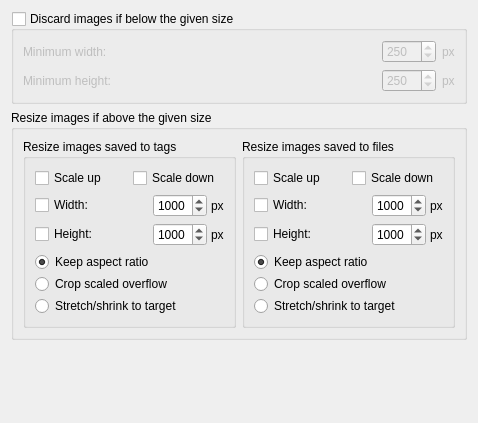
The window that ui/options_cover_processing.ui (metabrainz/picard) describes before a commit, drawn with Qt 5.
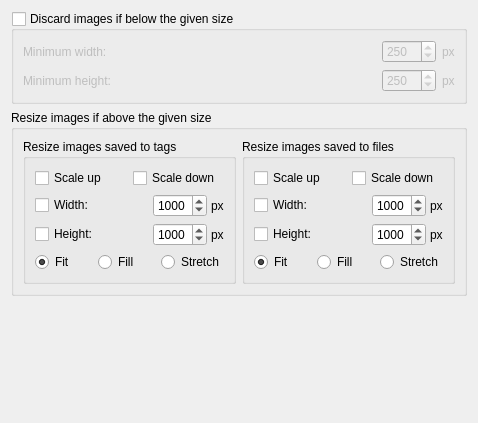
The same window after the commit.

Patch:
```diff
--- a/ui/options_cover_processing.ui
+++ b/ui/options_cover_processing.ui
@@ -309,7 +309,7 @@
          </item>
          <item>
           <widget class="QWidget" name="tags_resize_mode" native="true">
-           <layout class="QVBoxLayout" name="verticalLayout_5">
+           <layout class="QHBoxLayout" name="horizontalLayout_10">
             <property name="spacing">
              <number>2</number>
             </property>
@@ -331,7 +331,7 @@
                <string>&lt;html&gt;&lt;head/&gt;&lt;body&gt;&lt;p&gt;Keep the original aspect ratio of the image.&lt;/p&gt;&lt;p&gt;For example, a 2000x1000 image resized to 1000x1000 would adjust to 1000x500.&lt;/p&gt;&lt;/body&gt;&lt;/html&gt;</string>
               </property>
               <property name="text">
-               <string>Keep aspect ratio</string>
+               <string>Fit</string>
               </property>
               <property name="checked">
                <bool>true</bool>
@@ -344,7 +344,7 @@
                <string>&lt;html&gt;&lt;head/&gt;&lt;body&gt;&lt;p&gt;Resize the image while keeping aspect ratio, then center crop any excess. &lt;/p&gt;&lt;p&gt;For example, a 500x1000 image resized to 1000x1000 would first scale up to 1000x2000, then the excess height would be cropped to make it 1000x1000.&lt;/p&gt;&lt;/body&gt;&lt;/html&gt;</string>
               </property>
               <property name="text">
-               <string>Crop scaled overflow</string>
+               <string>Fill</string>
               </property>
              </widget>
             </item>
@@ -354,7 +354,7 @@
                <string>&lt;html&gt;&lt;head/&gt;&lt;body&gt;&lt;p&gt;Stretch the image to exactly fit the specified dimensions, modifying the aspect ratio if necessary.&lt;/p&gt;&lt;p&gt;For example, a 2000x1000 image resized to 1000x1000 would shrink to fit, altering the original proportions.&lt;/p&gt;&lt;/body&gt;&lt;/html&gt;</string>
               </property>
               <property name="text">
-               <string>Stretch/shrink to target</string>
+               <string>Stretch</string>
               </property>
              </widget>
             </item>
@@ -524,7 +524,7 @@
          </item>
          <item>
           <widget class="QWidget" name="file_resize_mode" native="true">
-           <layout class="QVBoxLayout" name="verticalLayout_6">
+           <layout class="QHBoxLayout" name="horizontalLayout_11">
             <property name="spacing">
              <number>2</number>
             </property>
@@ -546,7 +546,7 @@
                <string>&lt;html&gt;&lt;head/&gt;&lt;body&gt;&lt;p&gt;Keep the original aspect ratio of the image.&lt;/p&gt;&lt;p&gt;For example, a 2000x1000 image resized to 1000x1000 would adjust to 1000x500.&lt;/p&gt;&lt;/body&gt;&lt;/html&gt;</string>
               </property>
               <property name="text">
-               <string>Keep aspect ratio</string>
+               <string>Fit</string>
               </property>
               <property name="checked">
                <bool>true</bool>
@@ -559,7 +559,7 @@
                <string>&lt;html&gt;&lt;head/&gt;&lt;body&gt;&lt;p&gt;Resize the image while keeping aspect ratio, then center crop any excess. &lt;/p&gt;&lt;p&gt;For example, a 500x1000 image resized to 1000x1000 would first scale up to 1000x2000, then the excess height would be cropped to make it 1000x1000.&lt;/p&gt;&lt;/body&gt;&lt;/html&gt;</string>
               </property>
               <property name="text">
-               <string>Crop scaled overflow</string>
+               <string>Fill</string>
               </property>
              </widget>
             </item>
@@ -569,7 +569,7 @@
                <string>&lt;html&gt;&lt;head/&gt;&lt;body&gt;&lt;p&gt;Stretch the image to exactly fit the specified dimensions, modifying the aspect ratio if necessary.&lt;/p&gt;&lt;p&gt;For example, a 2000x1000 image resized to 1000x1000 would shrink to fit, altering the original proportions.&lt;/p&gt;&lt;/body&gt;&lt;/html&gt;</string>
               </property>
               <property name="text">
-               <string>Stretch/shrink to target</string>
+               <string>Stretch</string>
               </property>
              </widget>
             </item>
```
Left out of the diff: 18 changed lines with no effect on the pictures.
